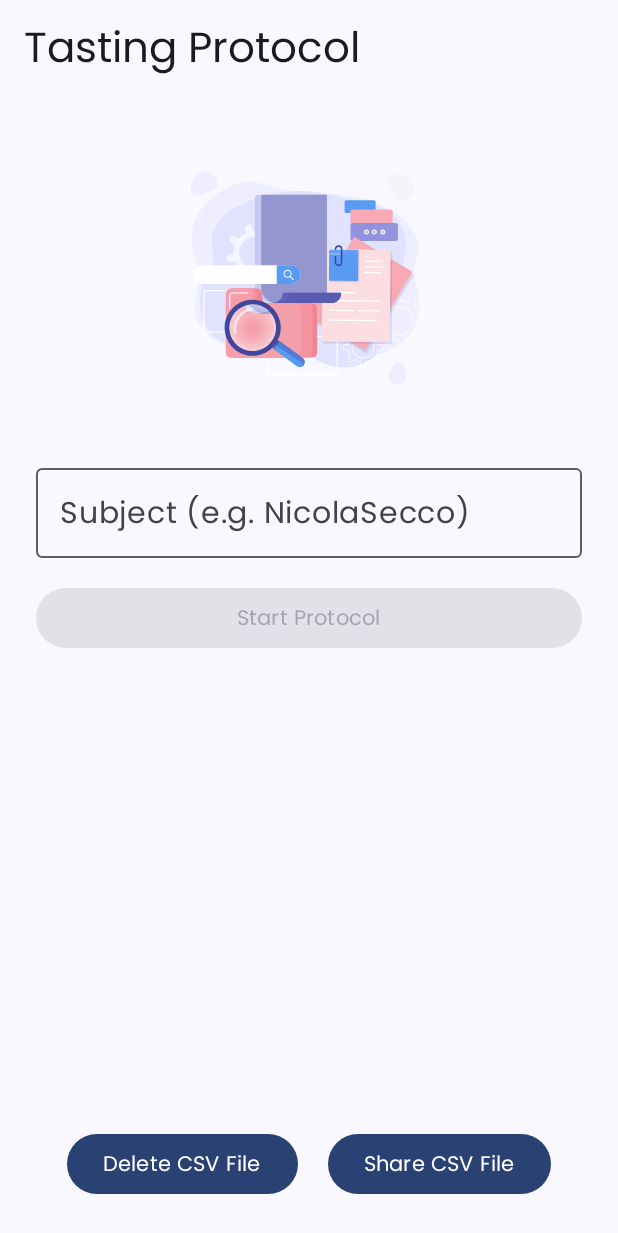
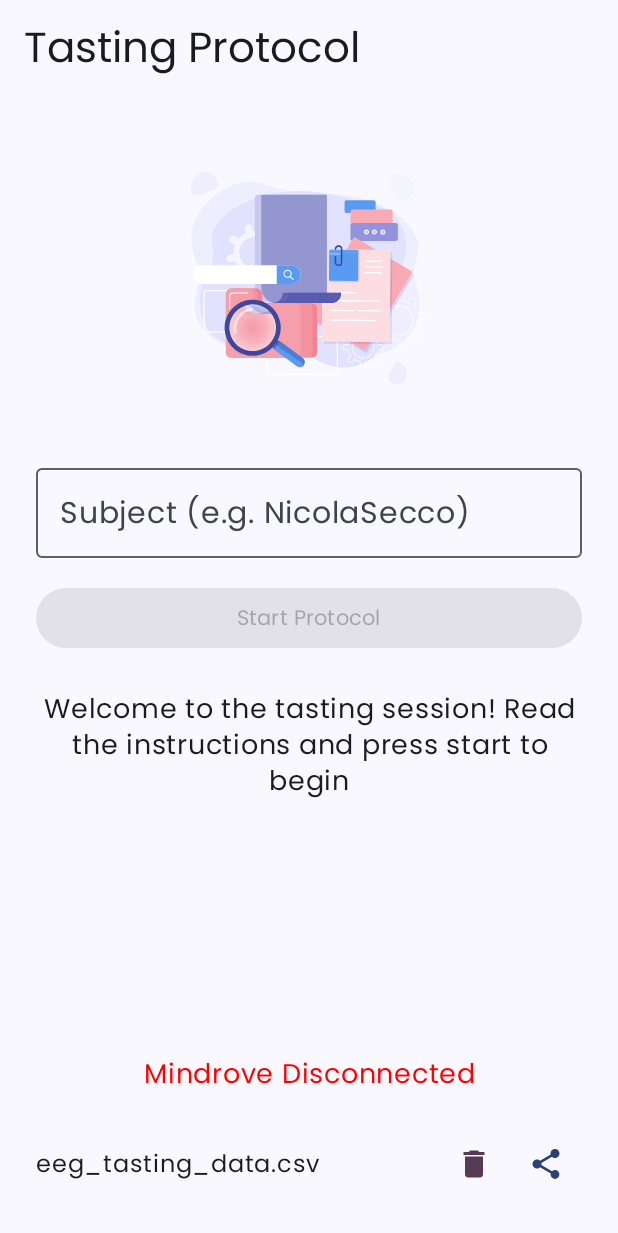
Before and after one commit to Dimerin/Foodback, an Android app built with Jetpack Compose: the composable TastingScreen shown on its own in the app's theme, on a phone screen of 412 x 824 dp. Shown: the top 1233 px of the screen. Run offline under Robolectric (Android 15) with nearby library versions, the phone set to English and light mode, and no system bars; our stand-ins replace Dagger/Hilt's generated code; libraries missing offline, so code that uses them is left out: mylibrary.mindrove; 7 statements that could not run were skipped.

Commit message:
feat: logic to check the actual mindrove connection,  minor UI/UX changes.

```diff
--- a/src/FoodbackApp/app/src/main/java/unipi/msss/foodback/home/ui/TastingView.kt
+++ b/src/FoodbackApp/app/src/main/java/unipi/msss/foodback/home/ui/TastingView.kt
@@ -1,5 +1,4 @@
 package unipi.msss.foodback.home.ui
-
 
 import android.content.Intent
 import android.widget.Toast
@@ -8,6 +7,8 @@ import androidx.compose.foundation.clickable
 import androidx.compose.foundation.interaction.MutableInteractionSource
 import androidx.compose.foundation.layout.*
 import androidx.compose.material.icons.Icons
+import androidx.compose.material.icons.filled.Delete
+import androidx.compose.material.icons.filled.Share
 import androidx.compose.material.icons.filled.Star
 import androidx.compose.material.icons.outlined.Star
 import androidx.compose.material3.*
@@ -72,7 +73,9 @@ fun TastingScreen(
             TopAppBar(
                 title = { Text("Tasting Protocol") }
             )
-        }
+        },
+
+
     ) { padding ->
 
 
@@ -82,7 +85,9 @@ fun TastingScreen(
                 .padding(padding)
                 .padding(24.dp),
             verticalArrangement = Arrangement.Top,
+
             horizontalAlignment = Alignment.CenterHorizontally
+
         ) {
             LottieAnimation(
                 modifier = Modifier
@@ -256,23 +261,41 @@ fun TastingScreen(
             }
 
             Spacer(Modifier.weight(1f))
-            Row(
-                horizontalArrangement = Arrangement.SpaceEvenly,
+          if (state.isFinished || state.isIdle ) {
+              Text(
+                  text = if (state.isDeviceConnected) "Mindrove Connected" else "Mindrove Disconnected",
+                  fontSize = 18.sp,
+                  modifier = Modifier.fillMaxWidth(),
+                  textAlign = TextAlign.Center,
+                  color = if (state.isDeviceConnected) Color.Green else Color.Red
+              )
+              Spacer(Modifier.height(24.dp))
+          }
+          Row(
+                horizontalArrangement = Arrangement.SpaceBetween,
+                verticalAlignment = Alignment.CenterVertically,
                 modifier = Modifier.fillMaxWidth()
             ) {
-                Button(
-                    onClick = { onEvent(TastingEvent.DeleteCsv) },
+                Text(
+                    text = "eeg_tasting_data.csv",
+                    fontSize = 16.sp,
+                    modifier = Modifier.weight(1f)
+                )
 
-
-                ) {
-                    Text("Delete CSV File")
+                IconButton(onClick = { onEvent(TastingEvent.DeleteCsv) }) {
+                    Icon(
+                        imageVector = Icons.Filled.Delete,
+                        contentDescription = "Delete CSV File",
+                        tint = MaterialTheme.colorScheme.tertiary
+                    )
                 }
 
-                Button(
-                    onClick = { onEvent(TastingEvent.ShareCsv) },
-
-                ) {
-                    Text("Share CSV File")
+                IconButton(onClick = { onEvent(TastingEvent.ShareCsv) }) {
+                    Icon(
+                        imageVector = Icons.Filled.Share,
+                        contentDescription = "Share CSV File",
+                        tint = MaterialTheme.colorScheme.primary
+                    )
                 }
             }
         }
--- a/src/FoodbackApp/app/src/main/java/unipi/msss/foodback/home/ui/TastingStage.kt
+++ b/src/FoodbackApp/app/src/main/java/unipi/msss/foodback/home/ui/TastingViewModelData.kt
@@ -17,6 +17,8 @@ data class TastingState(
     val stage: TastingStage = TastingStage.Idle,
     val sensorData: List<SensorData> = emptyList(),
     val rating: String = "",
+    val isDeviceConnected: Boolean = false,
+    val showLogoutDialog: Boolean = false,
 
 ) {
     val protocolRunning: Boolean
@@ -29,8 +31,12 @@ data class TastingState(
             TastingStage.Finished -> "Tasting done"
             TastingStage.AskingRating -> "Please rate the experience from 1 to 5"
             TastingStage.Done -> "Session complete"
-            TastingStage.Idle -> ""
+            TastingStage.Idle -> "Welcome to the tasting session! Read the instructions and press start to begin"
         }
+
+    val isIdle: Boolean
+        get() = stage == TastingStage.Idle
+
     val isBringingToMouth: Boolean
         get() = stage == TastingStage.BringingToMouth
 
```
Also changed, not shown: src/FoodbackApp/app/src/main/java/unipi/msss/foodback/home/ui/TastingViewModel.kt (+60 -9 lines).
